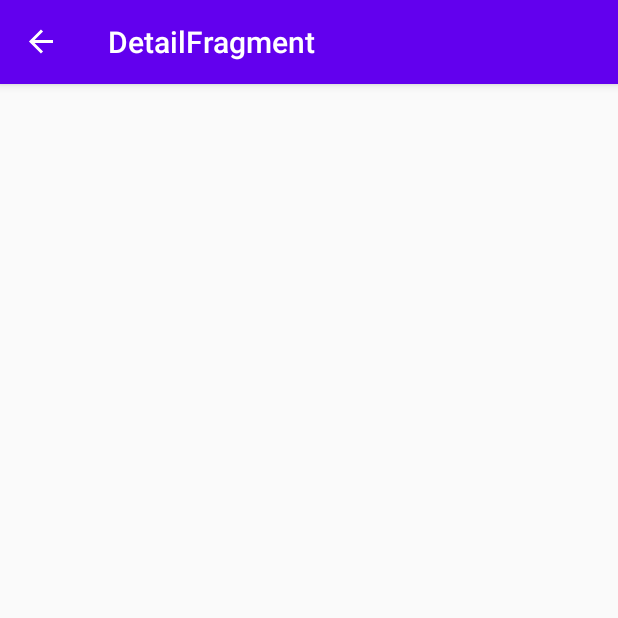
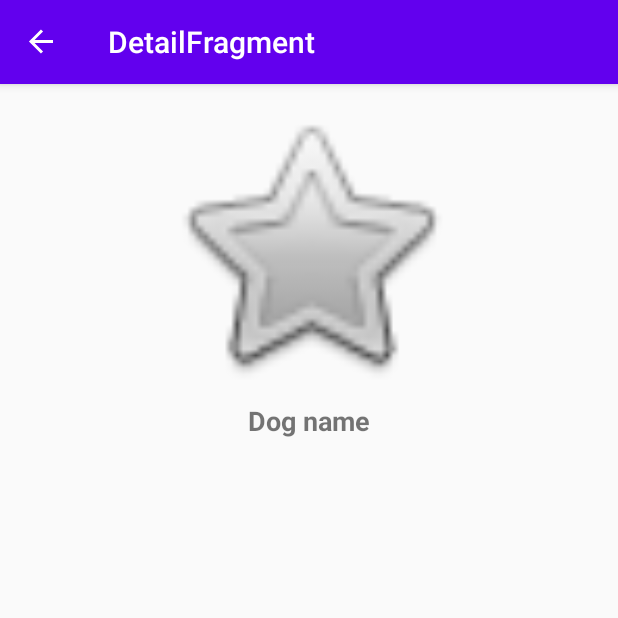
Before and after one commit to Harnet69/DogBreeds, an Android app: the DetailFragment screen opened through its navigation route, on a phone screen of 412 x 824 dp, the top half of it. Run offline under Robolectric (Android 15) with nearby library versions, the phone set to English and light mode, and no system bars; our stand-ins replace data binding, navigation-ui.

Commit message:
Created details partly

```diff
--- a/app/src/main/res/layout/fragment_detail.xml
+++ b/app/src/main/res/layout/fragment_detail.xml
@@ -3,10 +3,28 @@
     xmlns:app="http://schemas.android.com/apk/res-auto"
     xmlns:tools="http://schemas.android.com/tools">
 
-    <androidx.constraintlayout.widget.ConstraintLayout
+    <RelativeLayout
         android:layout_width="match_parent"
         android:layout_height="match_parent"
         tools:context=".view.DetailFragment">
 
-    </androidx.constraintlayout.widget.ConstraintLayout>
+        <ImageView
+            android:id="@+id/dogImageDetail_ImageView"
+            android:layout_width="match_parent"
+            android:layout_height="wrap_content"
+            android:layout_alignParentTop="true"
+            android:src="@android:drawable/btn_star"
+            android:scaleType="fitCenter"
+            android:minHeight="200dp"/>
+        <TextView
+            android:id="@+id/dogNameDetail_TextView"
+            android:layout_width="wrap_content"
+            android:layout_height="wrap_content"
+            android:layout_below="@id/dogImageDetail_ImageView"
+            android:text="Dog name"
+            style="@style/Title"
+            android:layout_centerHorizontal="true"
+            android:layout_margin="4dp"/>
+
+    </RelativeLayout>
 </layout>
--- a/app/src/main/res/layout/item_dog.xml
+++ b/app/src/main/res/layout/item_dog.xml
@@ -13,7 +13,8 @@
             android:layout_height="match_parent"
             android:layout_weight="2"
             android:padding="4dp"
-            android:src="@android:drawable/btn_star"/>
+            android:src="@android:drawable/btn_star"
+            android:contentDescription="@string/dog_image" />
         <LinearLayout
             android:layout_width="0dp"
             android:layout_height="match_parent"
--- a/app/src/main/res/values/strings.xml
+++ b/app/src/main/res/values/strings.xml
@@ -2,4 +2,5 @@
     <string name="app_name">Dog breeds</string>
     <!-- TODO: Remove or change this placeholder text -->
     <string name="hello_blank_fragment">Hello blank fragment</string>
+    <string name="dog_image">Dog image</string>
 </resources>
```
